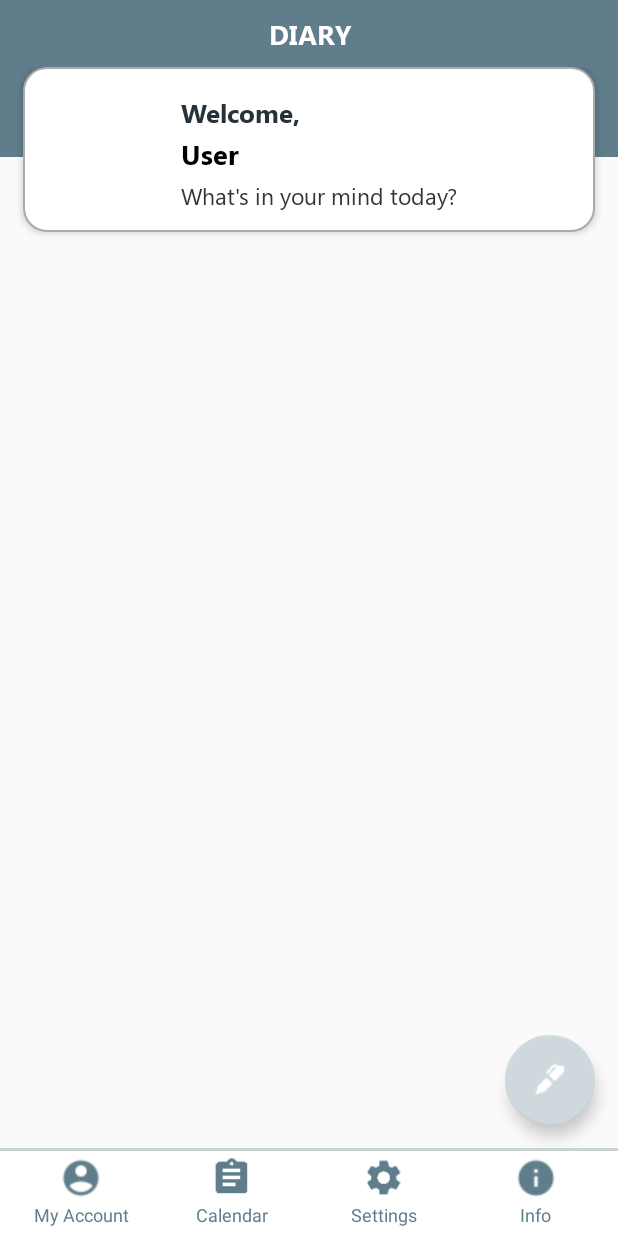
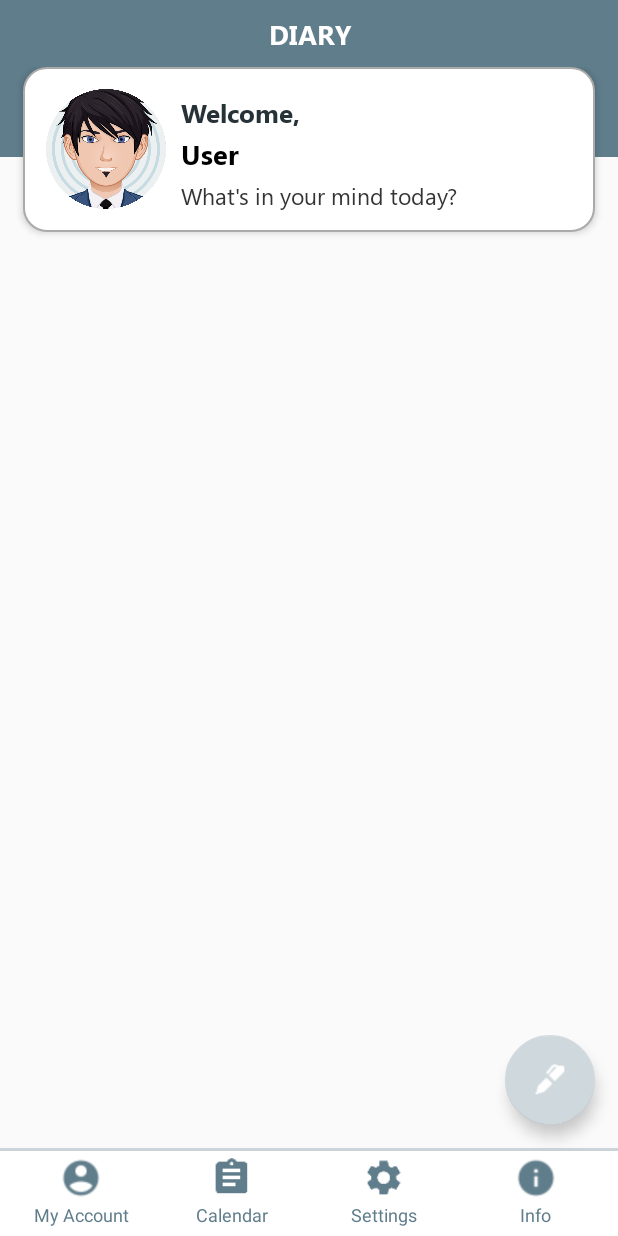
Before and after one commit to Hrishi-3331/AndroidDiary, an Android app: the Home screen opened directly, with no data from a screen before it, on a phone screen of 412 x 824 dp. Run offline under Robolectric (Android 15) with nearby library versions, the phone set to English and light mode, and no system bars.

Commit message:
Avtars added

```diff
--- /dev/null
+++ b/app/src/main/java/com/hrishi_3331/devstudio3331/diary/Avatar.java
@@ -0,0 +1,14 @@
+package com.hrishi_3331.devstudio3331.diary;
+
+public class Avatar {
+
+    private int[] avtars = {R.drawable.male_avtar_1, R.drawable.male_avtar_2, R.drawable.male_avtar_3,
+            R.drawable.female_avtar_1, R.drawable.female_avtar_2, R.drawable.female_avtar_3};
+
+    public Avatar() {
+    }
+
+    public int getAvtar(int index){
+        return avtars[index];
+    }
+}
--- a/app/src/main/java/com/hrishi_3331/devstudio3331/diary/Home.java
+++ b/app/src/main/java/com/hrishi_3331/devstudio3331/diary/Home.java
@@ -4,6 +4,14 @@ import android.content.Context;
 import android.content.Intent;
 import android.content.SharedPreferences;
 import android.database.Cursor;
+import android.graphics.Bitmap;
+import android.graphics.Canvas;
+import android.graphics.Paint;
+import android.graphics.PorterDuff;
+import android.graphics.PorterDuffXfermode;
+import android.graphics.Rect;
+import android.graphics.drawable.BitmapDrawable;
+import android.graphics.drawable.Drawable;
 import android.support.annotation.NonNull;
 import android.support.v7.app.AppCompatActivity;
 import android.os.Bundle;
@@ -12,6 +20,7 @@ import android.support.v7.widget.RecyclerView;
 import android.view.LayoutInflater;
 import android.view.View;
 import android.view.ViewGroup;
+import android.widget.ImageView;
 import android.widget.TextView;
 import android.widget.Toast;
 
@@ -29,6 +38,7 @@ public class Home extends AppCompatActivity {
     private ArrayList<Event> Events;
     private RecyclerView EventsView;
     private LinearLayoutManager manager;
+    private ImageView userimage;
 
     @Override
     protected void onCreate(Bundle savedInstanceState) {
@@ -45,9 +55,37 @@ public class Home extends AppCompatActivity {
         EventsView.setNestedScrollingEnabled(false);
         EventsView.hasFixedSize();
 
+        userimage = (ImageView)findViewById(R.id.user_image);
+
         TextView name = (TextView)findViewById(R.id.user_name);
         SharedPreferences preferences = getSharedPreferences("mDiary", MODE_PRIVATE);
         name.setText(preferences.getString("Name", "User"));
+        Avatar avatar = new Avatar();
+        userimage.setImageResource(avatar.getAvtar(preferences.getInt("Avtar", 0)));
+        cropImage();
+    }
+
+    private void cropImage() {
+        Drawable drawable = userimage.getDrawable();
+        BitmapDrawable bitmapDrawable = (BitmapDrawable)drawable;
+        userimage.setImageBitmap(getclip(bitmapDrawable.getBitmap()));
+    }
+
+    public static Bitmap getclip(Bitmap bitmap) {
+        Bitmap output = Bitmap.createBitmap(bitmap.getWidth(),
+                bitmap.getHeight(), Bitmap.Config.ARGB_8888);
+        Canvas canvas = new Canvas(output);
+
+        final Paint paint = new Paint();
+        final Rect rect = new Rect(0, 0, bitmap.getWidth(), bitmap.getHeight());
+
+        paint.setAntiAlias(true);
+        canvas.drawARGB(0, 0, 0, 0);
+        canvas.drawCircle(bitmap.getWidth() / 2, bitmap.getHeight() / 2,
+                bitmap.getWidth() / 2, paint);
+        paint.setXfermode(new PorterDuffXfermode(PorterDuff.Mode.SRC_IN));
+        canvas.drawBitmap(bitmap, rect, rect, paint);
+        return output;
     }
 
     @Override
--- /dev/null
+++ b/app/src/main/res/drawable/attend_card.xml
@@ -0,0 +1,6 @@
+<?xml version="1.0" encoding="utf-8"?>
+<shape xmlns:android="http://schemas.android.com/apk/res/android">
+    <solid android:color="@android:color/white"/>
+    <corners android:radius="5dp"/>
+    <stroke android:color="@android:color/darker_gray" android:width="1dp"/>
+</shape>
--- a/app/src/main/res/layout/activity_home.xml
+++ b/app/src/main/res/layout/activity_home.xml
@@ -74,7 +74,8 @@
                             android:layout_width="80dp"
                             android:layout_height="80dp"
                             android:layout_gravity="center_vertical"
-                            android:layout_marginStart="15dp" />
+                            android:layout_marginStart="15dp"
+                            android:scaleType="fitCenter" />
 
                         <LinearLayout
                             android:layout_width="0dp"
--- a/app/src/main/res/layout/activity_set_password.xml
+++ b/app/src/main/res/layout/activity_set_password.xml
@@ -27,6 +27,9 @@
         />
 
     <ImageView
+        android:onClick="pickImage"
+        android:src="@drawable/insert_image"
+        android:id="@+id/userimage"
         android:layout_width="100dp"
         android:layout_height="100dp"
         android:layout_gravity="center_horizontal"
```
Also changed, not shown: app/src/main/java/com/hrishi_3331/devstudio3331/diary/SetPassword.java (+136 -2 lines), app/src/main/res/layout/image_select_dialog.xml (added, +94 -0 lines), app/src/main/res/drawable/female_avtar_1.jpg (added), app/src/main/res/drawable/female_avtar_2.png (added), app/src/main/res/drawable/female_avtar_3.png (added), app/src/main/res/drawable/insert_image.png (added), app/src/main/res/drawable/male_avtar_1.png (added), app/src/main/res/drawable/male_avtar_2.png (added), app/src/main/res/drawable/male_avtar_3.png (added).
